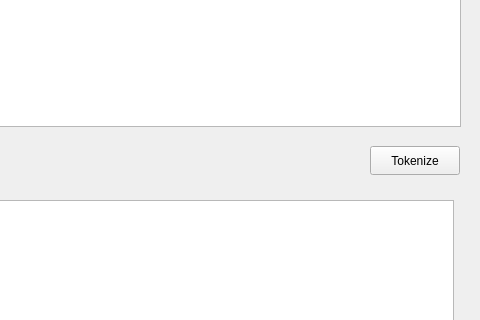
The window that QT/LexicalAnalyzer/mainwindow.ui (MohamedWaheed327/Tiny-Compiler) describes before a commit, drawn with Qt 5; both pictures show x 320 to 800 and y 93 to 413 of the 800 by 600 pixel window.
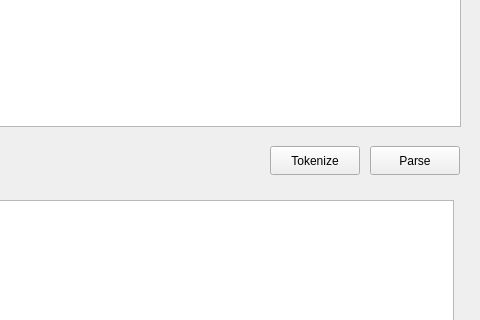
The same window after the commit.

The edit to the form file:
```diff
--- a/QT/LexicalAnalyzer/mainwindow.ui
+++ b/QT/LexicalAnalyzer/mainwindow.ui
@@ -27,7 +27,7 @@
    <widget class="QPushButton" name="tokenizeButton">
     <property name="geometry">
      <rect>
-      <x>690</x>
+      <x>590</x>
       <y>220</y>
       <width>90</width>
       <height>29</height>
@@ -37,6 +37,19 @@
      <string>Tokenize</string>
     </property>
    </widget>
+   <widget class="QPushButton" name="parseButton">
+    <property name="geometry">
+     <rect>
+      <x>690</x>
+      <y>220</y>
+      <width>90</width>
+      <height>29</height>
+     </rect>
+    </property>
+    <property name="text">
+     <string>Parse</string>
+    </property>
+   </widget>
    <widget class="QTextEdit" name="outputText">
     <property name="geometry">
      <rect>
```
